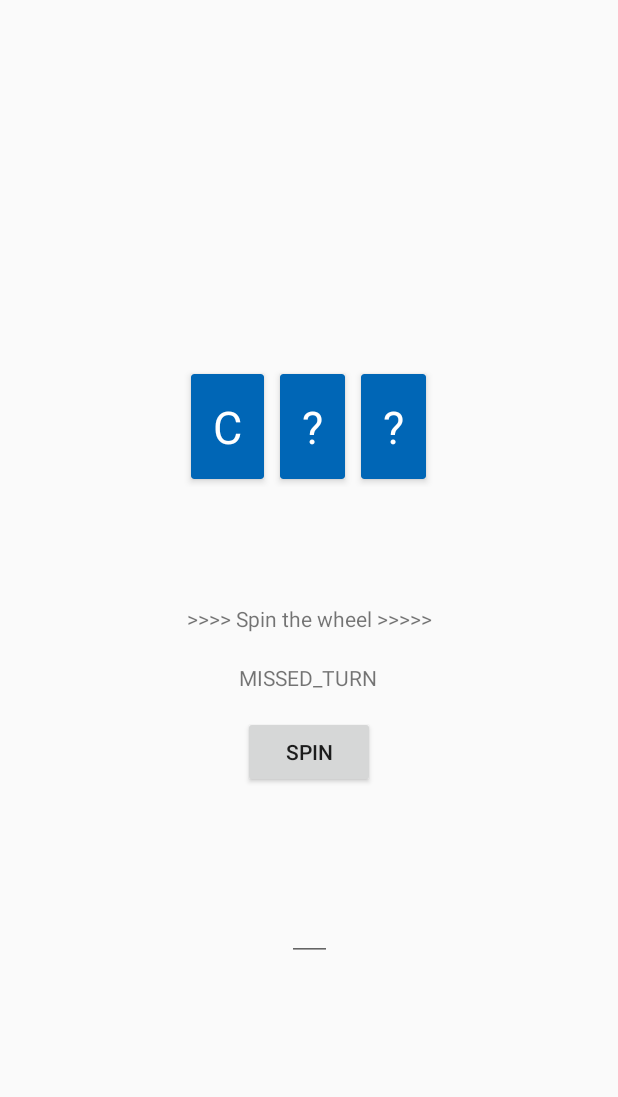
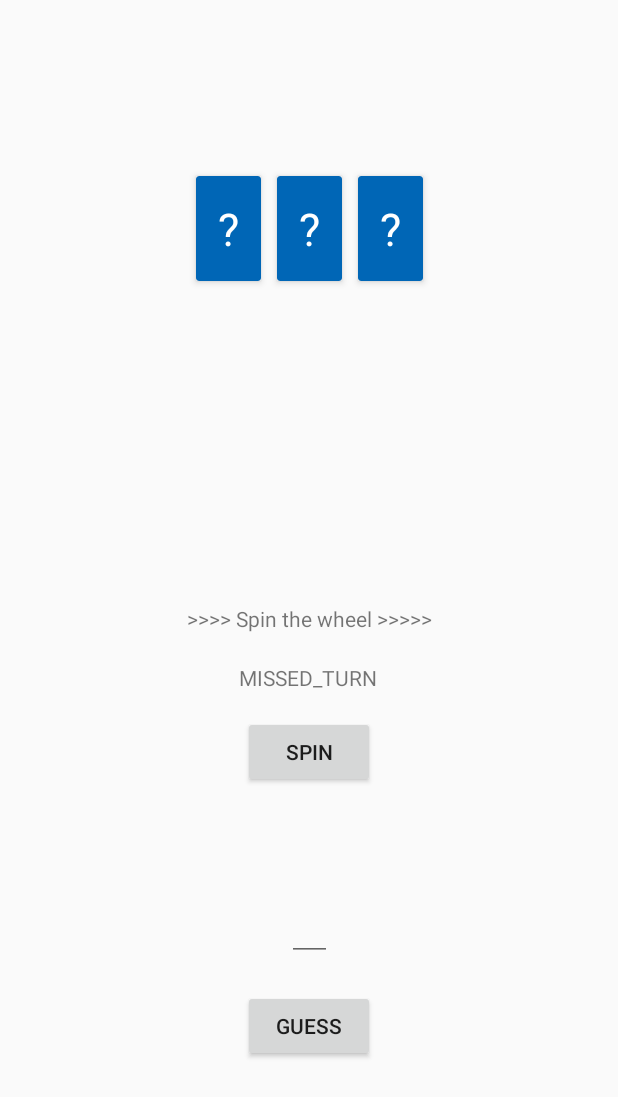
Before and after one commit to miax6351/s205353Lykkehjulet, an Android app: the GameFragment screen opened through its navigation route, after a tap on "SPIN", on a phone screen of 412 x 824 dp. Shown: the top 1097 px of the screen. Run offline under Robolectric (Android 15) with nearby library versions, the phone set to English and light mode, and no system bars.

Commit message:
swapfunktion virker

```diff
--- a/app/src/main/java/com/example/s205353lykkehjulet/Game.kt
+++ b/app/src/main/java/com/example/s205353lykkehjulet/Game.kt
@@ -3,19 +3,9 @@ package com.example.s205353lykkehjulet
 class Game {
 
     private var player = Player()
-    private var hiddenWordsArray = arrayOf("Cat","Dog","Rooster")
     private var result = ""
 
     fun startGame(){
-
-        HiddenWord.setWord(hiddenWordsArray.iterator().next())
-
-        HiddenWord.displayLetterIfTrue('C')
-        print(HiddenWord.getQuestionMarkArray().toString())
-        HiddenWord.displayLetterIfTrue('A')
-        print(HiddenWord.getQuestionMarkArray().toString())
-        HiddenWord.displayLetterIfTrue('T')
-        print(HiddenWord.getQuestionMarkArray().toString())
 
 
     }
--- a/app/src/main/java/com/example/s205353lykkehjulet/GameFragment.kt
+++ b/app/src/main/java/com/example/s205353lykkehjulet/GameFragment.kt
@@ -45,9 +45,14 @@ class GameFragment : Fragment() {
 
         binding.spinWheelButton.setOnClickListener(){
             game.spinTheWheel()
-            println("onclick value")
-            println(game.getResult())
             viewModel.setValue(game.getResult())
+            viewModel.setValue(HiddenWord.getQuestionMarkArray())
+        }
+
+        binding.button.setOnClickListener(){
+            HiddenWord.displayLetterIfTrue(binding.guessInputField.text.toString())
+            println(binding.guessInputField.text.toString())
+            print(HiddenWord.getQuestionMarkArray().toString())
 
         }
 
@@ -66,6 +71,9 @@ class GameFragment : Fragment() {
         viewModel.currentResult.observe(viewLifecycleOwner, {
                 newWord -> binding.resultView.text = newWord
         })
+        viewModel.currentQuestionMarkArray.observe(viewLifecycleOwner, {
+                newArray -> viewModel.currentQuestionMarkArray
+        })
 
 
     }
--- a/app/src/main/java/com/example/s205353lykkehjulet/HiddenWord.kt
+++ b/app/src/main/java/com/example/s205353lykkehjulet/HiddenWord.kt
@@ -2,37 +2,33 @@ package com.example.s205353lykkehjulet
 
 object HiddenWord {
 
-    private var word = ""
     private var questionMarkArray: ArrayList<Char> = ArrayList()
-    private var wordArray : ArrayList<Char> = ArrayList()
+    private var hiddenWordsArray = arrayOf("Cat","Dog","Rooster")
+    private var word = hiddenWordsArray[0]
+    private var wordArray = word.toList() as ArrayList<Char>
+
 
     fun getHiddenWordArray(): List<Char> {
         return wordArray
     }
 
-    fun displayLetterIfTrue(guess : Char){
+    fun displayLetterIfTrue(guess : String){
         for (i in 0..wordArray.size - 1) {
-            if (guess.equals(wordArray[i])){
-                questionMarkArray[i] = wordArray[i]
+            if (guess.equals(wordArray[i].toString(),true)){
+                getQuestionMarkArray()[i] = wordArray[i]
             }
         }
 
     }
 
     fun getQuestionMarkArray(): ArrayList<Char>{
-        wordArray = word.toList() as ArrayList<Char>
+
         if (questionMarkArray.isEmpty()){
-            wordArray = word.toList() as ArrayList<Char>
             for (i in 1..wordArray.size){
                 questionMarkArray.add('?')
             }
         }
-
         return questionMarkArray
     }
 
-    fun setWord(string : String){
-        word = string
-    }
-
 }
--- a/app/src/main/res/layout/fragment_game.xml
+++ b/app/src/main/res/layout/fragment_game.xml
@@ -10,22 +10,24 @@
         android:id="@+id/recyclerView"
         android:layout_width="wrap_content"
         android:layout_height="wrap_content"
+        android:layout_marginTop="112dp"
         android:layout_marginBottom="78dp"
         app:layout_constraintBottom_toTopOf="@+id/textView"
         app:layout_constraintEnd_toEndOf="parent"
-        app:layout_constraintHorizontal_bias="0.498"
+        app:layout_constraintHorizontal_bias="0.5"
         app:layout_constraintStart_toStartOf="parent"
         app:layout_constraintTop_toTopOf="parent"
         app:layout_constraintVertical_bias="1.0"></androidx.recyclerview.widget.RecyclerView>
 
     <TextView
-        android:id="@+id/textView"
+        android:id="@+id/spin_wheel_text"
         android:layout_width="wrap_content"
         android:layout_height="wrap_content"
         android:text="@string/spin_wheel_text"
         app:layout_constraintBottom_toBottomOf="parent"
-        app:layout_constraintLeft_toLeftOf="parent"
-        app:layout_constraintRight_toRightOf="parent"
+        app:layout_constraintEnd_toEndOf="parent"
+        app:layout_constraintHorizontal_bias="0.5"
+        app:layout_constraintStart_toStartOf="parent"
         app:layout_constraintTop_toTopOf="parent" />
 
     <TextView
@@ -52,12 +54,13 @@
         app:layout_constraintBottom_toBottomOf="parent"
         app:layout_constraintEnd_toEndOf="parent"
         app:layout_constraintStart_toStartOf="parent"
-        app:layout_constraintTop_toBottomOf="@+id/textView"
+        app:layout_constraintTop_toBottomOf="@+id/spin_wheel_text"
         app:layout_constraintVertical_bias="0.0">
 
     </Button>
 
     <EditText
+        android:id="@+id/guess_input_field"
         android:layout_width="30dp"
         android:layout_height="wrap_content"
         android:layout_marginTop="39dp"
@@ -70,4 +73,15 @@
 
     </EditText>
 
+    <Button
+        android:id="@+id/button"
+        android:layout_width="wrap_content"
+        android:layout_height="wrap_content"
+        android:layout_marginTop="19dp"
+        android:text="GUESS"
+        app:layout_constraintEnd_toEndOf="parent"
+        app:layout_constraintHorizontal_bias="0.5"
+        app:layout_constraintStart_toStartOf="parent"
+        app:layout_constraintTop_toBottomOf="@+id/guess_input_field" />
+
 </androidx.constraintlayout.widget.ConstraintLayout>
```
